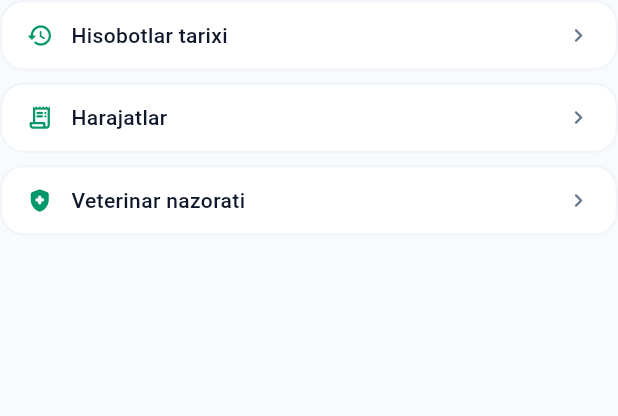
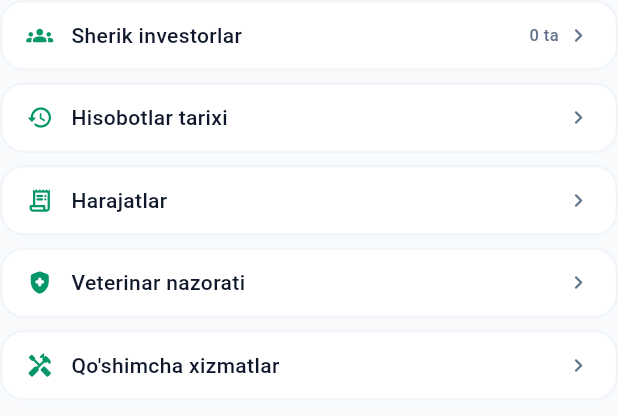
Before and after one commit to Jasurbek414/agroinvest, a Flutter app: the ProjectLinksSection widget shown alone on an empty page, opened directly with empty values, on a phone screen of 412 x 824 dp. Shown: the top 416 px of the screen. Run offline on Flutter 3.47's test engine with Material 3 defaults, Android fonts, the phone set to English and light mode, and no system bars; our stand-ins replace cached_network_image, connectivity_plus, dio, easy_localization, file_picker, firebase_core and 11 more; accounts and stored records are empty; network calls fail.

Commit message:
feat: Add coop services to mobile project links

```diff
--- a/agroinvest-mobile/lib/features/projects/presentation/pages/project_detail_page.dart
+++ b/agroinvest-mobile/lib/features/projects/presentation/pages/project_detail_page.dart
@@ -146,6 +146,7 @@ class _ProjectDetailPageState extends State<ProjectDetailPage> {
                           'title': projectTitle,
                           'farmerId': farmerId,
                         }),
+                        onViewCoopServices: () => context.push('/coop-market'),
                         onDailyLog: () => context.push('/projects/${widget.projectId}/daily-log'),
                         onAddExpense: () => context.push('/projects/${widget.projectId}/expenses/add', extra: {'expensePolicy': expensePolicy}),
                       ),
--- a/agroinvest-mobile/lib/features/projects/presentation/widgets/project_links_section.dart
+++ b/agroinvest-mobile/lib/features/projects/presentation/widgets/project_links_section.dart
@@ -12,7 +12,8 @@ class ProjectLinksSection extends StatelessWidget {
   final VoidCallback? onViewInvestors;
   final VoidCallback? onViewReports;
   final VoidCallback? onViewExpenses;
-  final VoidCallback onViewVetInspections;
+  final VoidCallback? onViewVetInspections;
+  final VoidCallback? onViewCoopServices;
   final VoidCallback onDailyLog;
   final VoidCallback onAddExpense;
 
@@ -26,6 +27,7 @@ class ProjectLinksSection extends StatelessWidget {
     required this.onViewReports,
     required this.onViewExpenses,
     required this.onViewVetInspections,
+    required this.onViewCoopServices,
     required this.onDailyLog,
     required this.onAddExpense,
   });
@@ -33,12 +35,11 @@ class ProjectLinksSection extends StatelessWidget {
   @override
   Widget build(BuildContext context) {
     final p = project;
-    final totalInvestors = p['totalInvestors'] as num?;
+    final totalInvestors = p['totalInvestors'] as num? ?? 0;
 
     return Column(
       crossAxisAlignment: CrossAxisAlignment.stretch,
       children: [
-        if (totalInvestors != null && totalInvestors > 0)
         _LinkRow(
           icon: Icons.groups_rounded,
           label: 'Sherik investorlar',
@@ -61,7 +62,13 @@ class ProjectLinksSection extends StatelessWidget {
         _LinkRow(
           icon: Icons.health_and_safety_rounded,
           label: 'Veterinar nazorati',
-          onTap: onViewVetInspections,
+          onTap: isLoggedIn ? onViewVetInspections : null,
+        ),
+
+        _LinkRow(
+          icon: Icons.handyman_rounded,
+          label: 'Qo\'shimcha xizmatlar',
+          onTap: isLoggedIn ? onViewCoopServices : null,
         ),
         const SizedBox(height: AppSpacing.xl),
 
```
Lines whose indentation alone changed are shown as unchanged.
